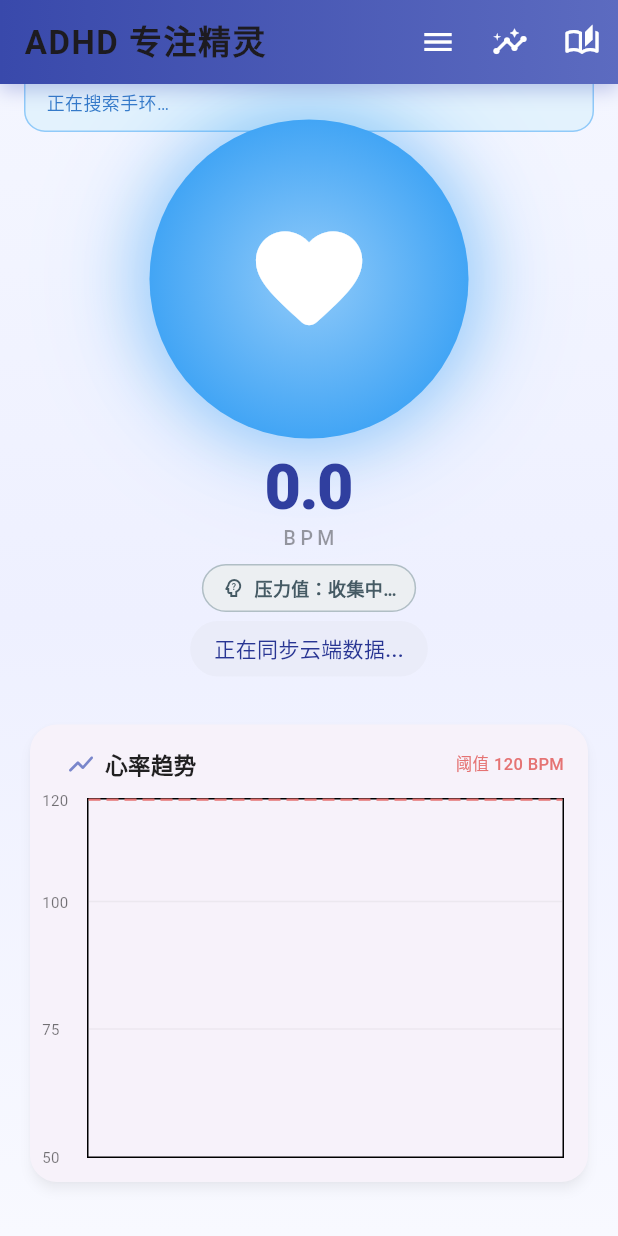
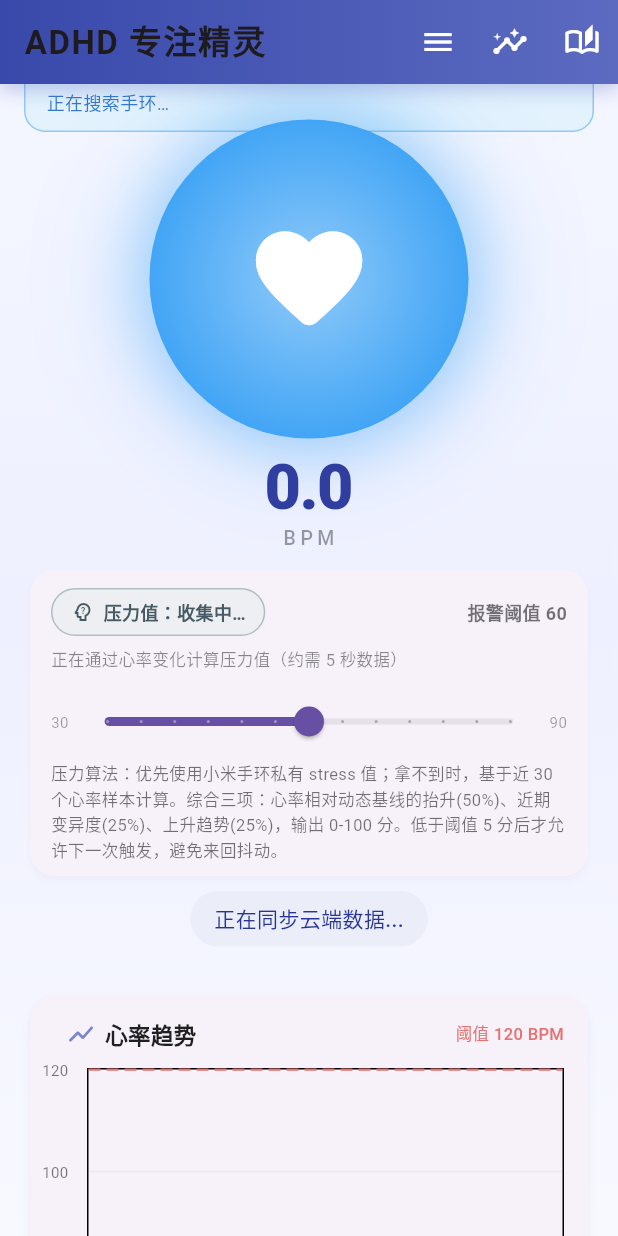
Before and after one commit to ch308/ADHD_Monitor, a Flutter app: the AdhdMonitorApp screen opened directly with empty values, scrolled down 46 dp, on a phone screen of 412 x 824 dp. Run offline on Flutter 3.47's test engine with Material 3 defaults, Android fonts, the phone set to English and light mode, and no system bars; drawn by our look-alikes of fl_chart; our stand-ins replace flutter_blue_plus, flutter_tts, just_audio, permission_handler, shared_preferences, vibration; missing offline and left inert: encrypt, flutter_foreground_task; accounts and stored records are empty; network calls fail.

Commit message:
Restore adjustable stress threshold UI
Bring back the stress threshold slider, persist the threshold per child, and surface the stress scoring algorithm on the home screen and README.

Co-authored-by: Cursor <cursoragent@cursor.com>

```diff
--- a/lib/screens/home_screen.dart
+++ b/lib/screens/home_screen.dart
@@ -127,8 +127,9 @@ class _AdhdMonitorAppState extends State<AdhdMonitorApp>
   /// 当前孩子已绑定的毛绒球呼吸灯 device_id（null=未绑定/未配网）
   String? _boundEsp32DeviceId;
 
-  /// 手环 stress 触发"还在焦虑中"的阈值（小米手环 stress 0-100）
-  static const int _stressAlertThreshold = 60;
+  /// 手环 stress 触发"还在焦虑中"的阈值（小米手环 stress 0-100），可由家长滑动调整。
+  static const int _defaultStressAlertThreshold = 60;
+  int _stressAlertThreshold = _defaultStressAlertThreshold;
 
   /// 防止 stress 值在阈值附近抖动反复触发：当前是否已经因 stress 触发过
   bool _stressAlertTriggered = false;
@@ -197,6 +198,13 @@ class _AdhdMonitorAppState extends State<AdhdMonitorApp>
     unawaited(_initForegroundService());
     // 从本地缓存恢复"当前孩子绑定的 ESP32"
     unawaited(_restoreBoundEsp32());
+    unawaited(_restoreStressThreshold());
+  }
+
+  Future<void> _restoreStressThreshold() async {
+    final threshold = await SessionStore.getStressThreshold(widget.activeChildId);
+    if (!mounted) return;
+    setState(() => _stressAlertThreshold = threshold);
   }
 
   Future<void> _restoreBoundEsp32() async {
@@ -255,6 +263,17 @@ class _AdhdMonitorAppState extends State<AdhdMonitorApp>
       });
     });
     debugPrint('Stress=$stress >= $_stressAlertThreshold → alert');
+  }
+
+  void _setStressThreshold(double value) {
+    final next = value.round();
+    setState(() {
+      _stressAlertThreshold = next;
+      if ((stressValue ?? 0) < next - 5) {
+        _stressAlertTriggered = false;
+      }
+    });
+    unawaited(SessionStore.saveStressThreshold(widget.activeChildId, next));
   }
 
   /// 手环 BLE notify 一到就直接刷新 UI 和趋势图。
@@ -1552,7 +1571,7 @@ class _AdhdMonitorAppState extends State<AdhdMonitorApp>
                   ),
                 ),
                 const SizedBox(height: 8),
-                _buildStressChip(),
+                _buildStressPanel(),
                 const SizedBox(height: 6),
                 Container(
                   padding:
@@ -1724,23 +1743,35 @@ class _AdhdMonitorAppState extends State<AdhdMonitorApp>
     );
   }
 
-  Widget _buildStressChip() {
+  Widget _buildStressPanel() {
     final value = stressValue;
     final text = value == null ? '压力值：收集中…' : '压力值：$value';
     final color = value == null
         ? Colors.blueGrey
-        : value >= 80
+        : value >= _stressAlertThreshold + 20
             ? Colors.red
-            : value >= 60
+            : value >= _stressAlertThreshold
                 ? Colors.orange
                 : Colors.green;
     final subtitle = value == null
         ? '正在通过心率变化计算压力值（约需 5 秒数据）'
-        : '基于心率抬升·变异度·趋势实时计算 · ${stressUpdatedAt != null ? _formatTime(stressUpdatedAt!) : '--'}';
-    return Tooltip(
-      message: subtitle,
-      child: Container(
-        padding: const EdgeInsets.symmetric(horizontal: 12, vertical: 6),
+        : '更新时间：${stressUpdatedAt != null ? _formatTime(stressUpdatedAt!) : '--'}';
+    return Padding(
+      padding: const EdgeInsets.symmetric(horizontal: 16),
+      child: Card(
+        elevation: 2,
+        shadowColor: Colors.black12,
+        shape: RoundedRectangleBorder(borderRadius: BorderRadius.circular(16)),
+        child: Padding(
+          padding: const EdgeInsets.fromLTRB(14, 12, 14, 10),
+          child: Column(
+            crossAxisAlignment: CrossAxisAlignment.start,
+            children: [
+              Row(
+                children: [
+                  Container(
+                    padding:
+                        const EdgeInsets.symmetric(horizontal: 12, vertical: 6),
                     decoration: BoxDecoration(
                       color: color.shade50.withValues(alpha: 0.9),
                       borderRadius: BorderRadius.circular(18),
@@ -1749,17 +1780,68 @@ class _AdhdMonitorAppState extends State<AdhdMonitorApp>
                     child: Row(
                       mainAxisSize: MainAxisSize.min,
                       children: [
-            Icon(Icons.psychology_alt_outlined, size: 16, color: color.shade700),
+                        Icon(Icons.psychology_alt_outlined,
+                            size: 16, color: color.shade700),
                         const SizedBox(width: 6),
                         Text(
                           text,
                           style: TextStyle(
                             fontSize: 12,
-                fontWeight: FontWeight.w600,
+                            fontWeight: FontWeight.w700,
                             color: color.shade700,
                           ),
                         ),
                       ],
+                    ),
+                  ),
+                  const Spacer(),
+                  Text(
+                    '报警阈值 $_stressAlertThreshold',
+                    style: const TextStyle(
+                      fontSize: 12,
+                      fontWeight: FontWeight.w700,
+                      color: Colors.black54,
+                    ),
+                  ),
+                ],
+              ),
+              const SizedBox(height: 8),
+              Text(
+                subtitle,
+                style: const TextStyle(fontSize: 11, color: Colors.black45),
+              ),
+              const SizedBox(height: 8),
+              Row(
+                children: [
+                  const Text('30',
+                      style: TextStyle(fontSize: 10, color: Colors.black38)),
+                  Expanded(
+                    child: Slider(
+                      value: _stressAlertThreshold.toDouble(),
+                      min: 30,
+                      max: 90,
+                      divisions: 12,
+                      label: '$_stressAlertThreshold',
+                      onChanged: _setStressThreshold,
+                    ),
+                  ),
+                  const Text('90',
+                      style: TextStyle(fontSize: 10, color: Colors.black38)),
+                ],
+              ),
+              const SizedBox(height: 2),
+              const Text(
+                '压力算法：优先使用小米手环私有 stress 值；拿不到时，基于近 30 个心率样本计算。'
+                '综合三项：心率相对动态基线的抬升(50%)、近期变异度(25%)、上升趋势(25%)，'
+                '输出 0-100 分。低于阈值 5 分后才允许下一次触发，避免来回抖动。',
+                style: TextStyle(
+                  fontSize: 11,
+                  height: 1.45,
+                  color: Colors.black54,
+                ),
+              ),
+            ],
+          ),
         ),
       ),
     );
--- a/lib/services/session_store.dart
+++ b/lib/services/session_store.dart
@@ -13,6 +13,9 @@ class SessionStore {
 
   /// 当前孩子绑定的 ESP32 device_id 前缀（device_id 由 ESP32 efuse MAC 派生）
   static const _kBoundEsp32Prefix = 'bound_esp32_';
+
+  /// 当前孩子的压力报警阈值前缀（0-100，默认 60）
+  static const _kStressThresholdPrefix = 'stress_threshold_';
   static const String defaultServerHost = '124.223.53.33';
 
   static Future<String?> getToken() async {
@@ -75,6 +78,21 @@ class SessionStore {
     await p.remove('$_kBoundEsp32Prefix$childId');
   }
 
+  static Future<int> getStressThreshold(int childId) async {
+    final p = await SharedPreferences.getInstance();
+    return (p.getInt('$_kStressThresholdPrefix$childId') ?? 60)
+        .clamp(30, 90)
+        .toInt();
+  }
+
+  static Future<void> saveStressThreshold(int childId, int threshold) async {
+    final p = await SharedPreferences.getInstance();
+    await p.setInt(
+      '$_kStressThresholdPrefix$childId',
+      threshold.clamp(30, 90).toInt(),
+    );
+  }
+
   static Future<void> clear() async {
     final p = await SharedPreferences.getInstance();
     await p.remove(_kToken);
```
Also changed, not shown: 1 other file. Lines whose indentation alone changed are shown as unchanged.
